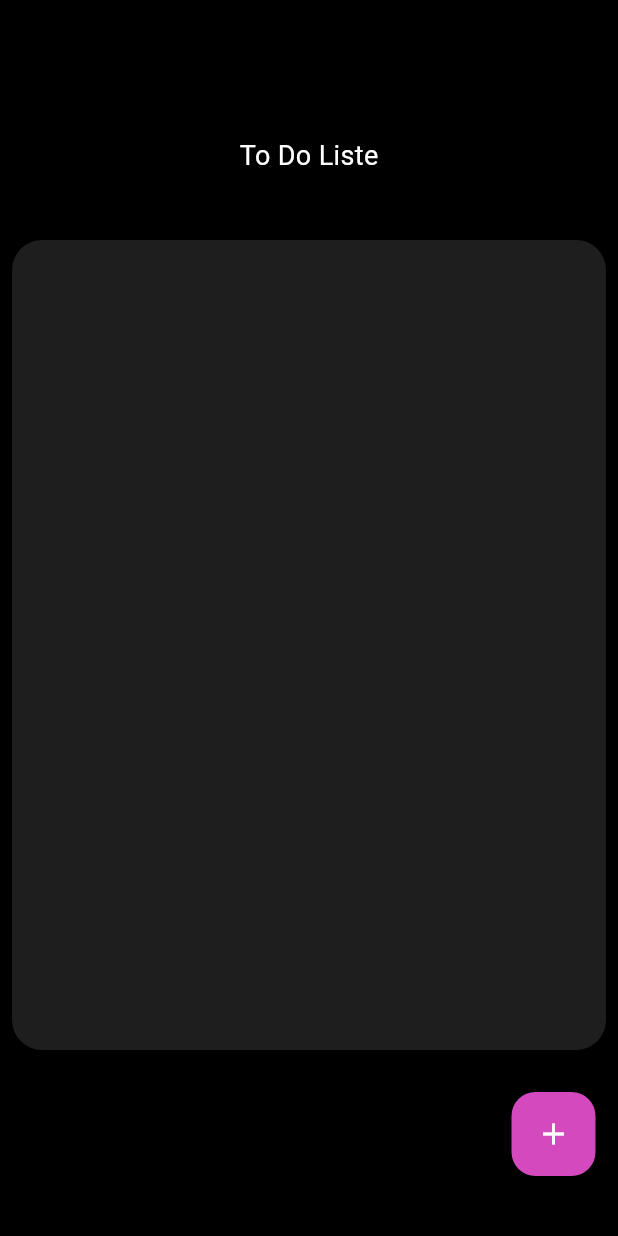
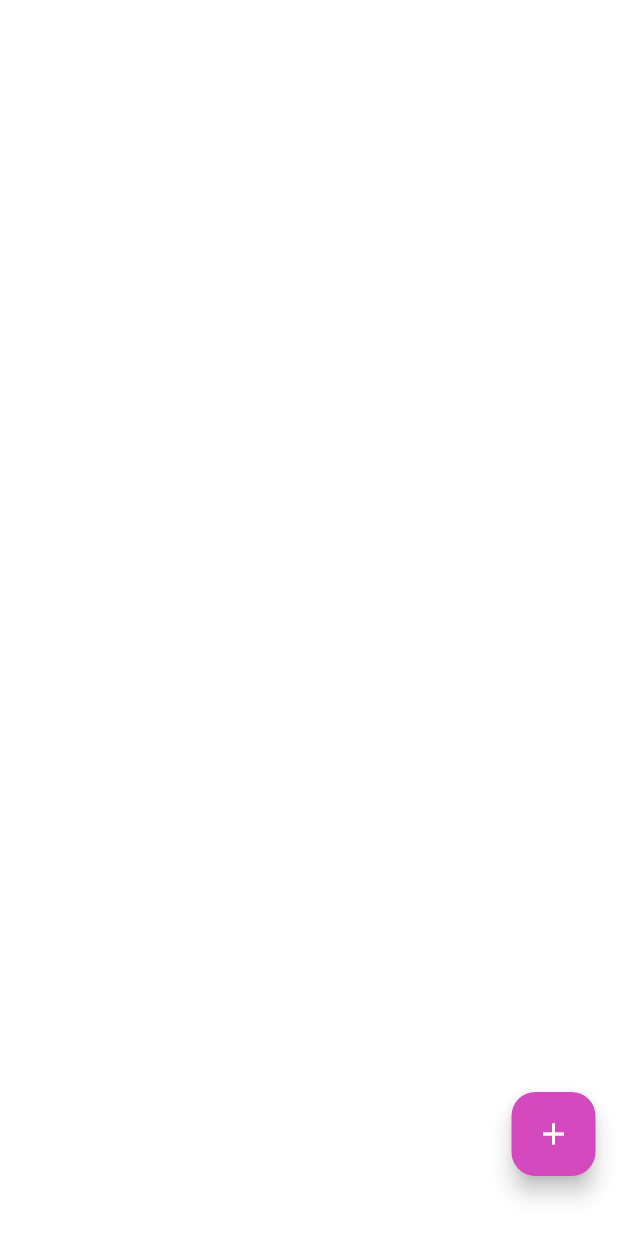
Before and after one commit to MelissaHartung/todo_riverpod, a Flutter app: the screen it shows after launch, on a phone screen of 412 x 824 dp. Run offline on Flutter 3.47's test engine with Material 3 defaults, Android fonts, the phone set to English and light mode, and no system bars; our stand-ins replace flutter_riverpod.

Commit message:
theme color for darkmode

```diff
--- a/lib/main.dart
+++ b/lib/main.dart
@@ -1,7 +1,9 @@
 import 'package:flutter/material.dart';
 import 'package:flutter_riverpod/flutter_riverpod.dart';
+import 'package:todo_riverpod/provider/app_state_notifier.dart';
 import 'package:todo_riverpod/screens/add_to_do.dart';
 import 'package:todo_riverpod/screens/home_screen.dart';
+import 'package:todo_riverpod/screens/settings.dart';
 
 void main() {
   WidgetsFlutterBinding.ensureInitialized();
@@ -14,15 +16,40 @@ void main() {
   );
 }
 
-class MyApp extends StatelessWidget {
+class MyApp extends ConsumerWidget {
   const MyApp({super.key});
 
   // This widget is the root of your application.
   @override
-  Widget build(BuildContext context) {
+  Widget build(BuildContext context, WidgetRef ref) {
+    final isDarkMode = ref.watch(appStateProvider).isDarkMode;
     return MaterialApp(
+      themeMode: isDarkMode ? ThemeMode.dark : ThemeMode.light,
+      darkTheme: ThemeData(
+        brightness: Brightness.dark,
+        primaryColor: Colors.black,
+        scaffoldBackgroundColor: Colors.black,
+        appBarTheme: const AppBarTheme(
+          backgroundColor: Colors.black,
+          foregroundColor: Colors.white,
+        ),
+        textTheme: const TextTheme(bodyMedium: TextStyle(color: Colors.white)),
+      ),
+      theme: ThemeData(
+        brightness: Brightness.light,
+        primaryColor: Colors.white,
+        scaffoldBackgroundColor: Colors.white,
+        appBarTheme: const AppBarTheme(
+          backgroundColor: Colors.white,
+          foregroundColor: Colors.black,
+        ),
+        textTheme: const TextTheme(bodyMedium: TextStyle(color: Colors.black)),
+      ),
       home: const HomeScreen(),
-      routes: {'/add': (context) => AddToDoScreen()},
+      routes: {
+        '/add': (context) => AddToDoScreen(),
+        '/settings': (context) => const SettingsScreen(),
+      },
     );
   }
 }
--- a/lib/provider/app_state_notifier.dart
+++ b/lib/provider/app_state_notifier.dart
@@ -1,5 +1,5 @@
 import 'package:flutter_riverpod/flutter_riverpod.dart';
-import 'package:todo_riverpod/models/appState.dart';
+import 'package:todo_riverpod/models/app_state.dart';
 import 'package:todo_riverpod/models/task.dart';
 import 'package:todo_riverpod/services/storage_json.dart';
 
--- a/lib/screens/add_to_do.dart
+++ b/lib/screens/add_to_do.dart
@@ -1,4 +1,3 @@
-import 'package:flutter/cupertino.dart';
 import 'package:flutter_riverpod/flutter_riverpod.dart';
 import 'package:flutter/material.dart';
 import 'package:todo_riverpod/models/task.dart';
--- a/lib/screens/home_screen.dart
+++ b/lib/screens/home_screen.dart
@@ -9,9 +9,7 @@ class HomeScreen extends ConsumerWidget {
   Widget build(BuildContext context, WidgetRef ref) {
     final tasks = ref.watch(appStateProvider).tasks;
     return Scaffold(
-      backgroundColor: Colors.black,
-
-      appBar: AppBar(backgroundColor: Colors.black),
+      appBar: AppBar(),
       body: Column(
         children: [
           Padding(
@@ -20,14 +18,25 @@ class HomeScreen extends ConsumerWidget {
               height: 80,
               width: double.infinity,
               decoration: BoxDecoration(
-                color: Colors.black,
                 borderRadius: BorderRadius.circular(15),
               ),
-              child: const Center(
-                child: Text(
-                  'To Do Liste',
-                  style: TextStyle(color: Colors.white, fontSize: 18),
-                ),
+              child: Row(
+                children: [
+                  Center(
+                    child: Text(
+                      'To Do Liste',
+                      style: TextStyle(color: Colors.white, fontSize: 18),
+                    ),
+                  ),
+                  Spacer(),
+                  IconButton(
+                    onPressed: () {
+                      Navigator.pushNamed(context, '/settings');
+                    },
+                    icon: const Icon(Icons.settings),
+                    color: Colors.white,
+                  ),
+                ],
               ),
             ),
           ),
@@ -38,7 +47,6 @@ class HomeScreen extends ConsumerWidget {
               child: Container(
                 width: double.infinity,
                 decoration: BoxDecoration(
-                  color: const Color.fromARGB(255, 31, 30, 30),
                   borderRadius: BorderRadius.circular(20),
                 ),
                 child: ListView.builder(
--- /dev/null
+++ b/lib/screens/settings.dart
@@ -0,0 +1,24 @@
+import 'package:flutter_riverpod/flutter_riverpod.dart';
+
+import 'package:flutter/material.dart';
+import 'package:todo_riverpod/provider/app_state_notifier.dart';
+
+class SettingsScreen extends ConsumerWidget {
+  const SettingsScreen({super.key});
+
+  @override
+  Widget build(BuildContext context, WidgetRef ref) {
+    final isDarkMode = ref.watch(appStateProvider).isDarkMode;
+
+    return Scaffold(
+      appBar: AppBar(title: const Text('Settings')),
+      body: SwitchListTile(
+        title: const Text('Darkmode'),
+        value: isDarkMode,
+        onChanged: (value) {
+          ref.read(appStateProvider.notifier).isDarkMode(value);
+        },
+      ),
+    );
+  }
+}
```
Also changed, not shown: lib/models/app_state.dart (renamed from lib/models/appState.dart).
